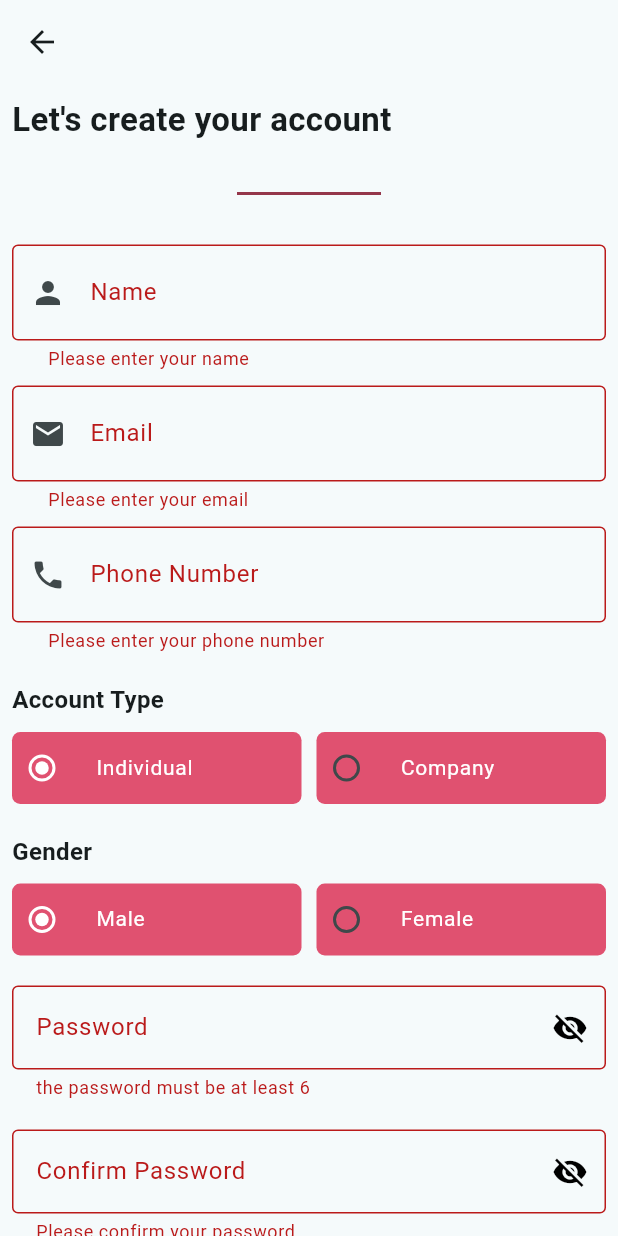
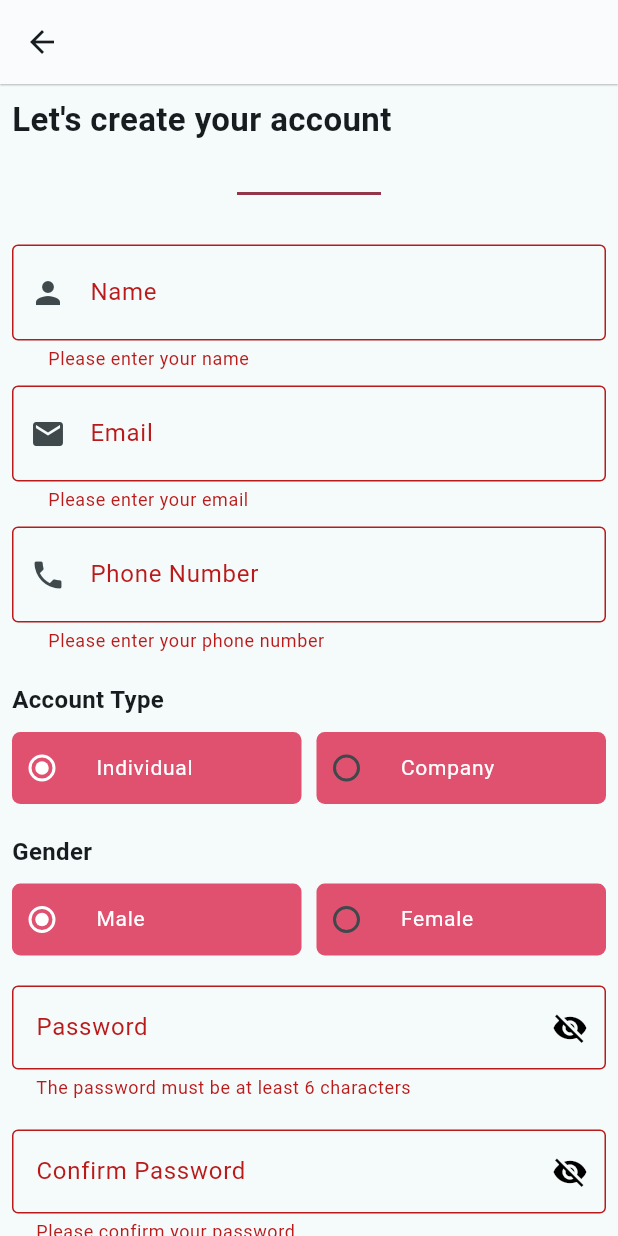
Before and after one commit to Amortization-Calculator/amortization-calculator-app, a Flutter app: the RegisterScreen screen opened directly, after a tap on "Register", on a phone screen of 412 x 824 dp. Run offline on Flutter 3.47's test engine with Material 3 defaults, Android fonts, the phone set to English and light mode, and no system bars; our stand-ins replace connectivity_plus, get, share_plus; missing offline and left inert: open_file_plus.

Commit message:
update register screen

```diff
--- a/lib/screens/auth/register_screen.dart
+++ b/lib/screens/auth/register_screen.dart
@@ -1,11 +1,8 @@
 import 'package:flutter/material.dart';
 import 'package:get/get.dart';
 import '../../controller/register_controller.dart';
+import '../../enums.dart';
 import '../../widgets/text_form_widget.dart';
-
-enum IndividualCompanyEnum { Individual, Company }
-
-enum GenderEnum { Male, Female }
 
 class RegisterScreen extends StatefulWidget {
   const RegisterScreen({super.key});
@@ -36,6 +33,7 @@ class _RegisterScreenState extends State<RegisterScreen> {
 
   bool _obscurePassText = true;
   bool _obscureConfirmPassText = true;
+  bool _isLoading = false;
 
   @override
   void dispose() {
@@ -53,12 +51,18 @@ class _RegisterScreenState extends State<RegisterScreen> {
 
   @override
   Widget build(BuildContext context) {
-    return Scaffold(
+    return WillPopScope(
+      onWillPop: _isLoading ? () async => false : () async => true,
+      child: Scaffold(
         appBar: AppBar(
           scrolledUnderElevation: 0.0,
+          backgroundColor: Colors.white,
+          elevation: 0.5,
           shadowColor: Colors.black,
         ),
-      body: SingleChildScrollView(
+        body: Stack(
+          children: [
+            SingleChildScrollView(
               child: Padding(
                 padding: const EdgeInsets.all(8.0),
                 child: Column(
@@ -82,6 +86,8 @@ class _RegisterScreenState extends State<RegisterScreen> {
                     SizedBox(height: 24.0),
                     Form(
                       key: _formKey,
+                      child: AbsorbPointer(
+                        absorbing: _isLoading,
                         child: Column(
                           crossAxisAlignment: CrossAxisAlignment.start,
                           children: [
@@ -147,8 +153,8 @@ class _RegisterScreenState extends State<RegisterScreen> {
                             SizedBox(height: 10),
                             Text(
                               'Account Type',
-                      style:
-                          TextStyle(fontSize: 16, fontWeight: FontWeight.bold),
+                              style: TextStyle(
+                                  fontSize: 16, fontWeight: FontWeight.bold),
                             ),
                             SizedBox(height: 10),
                             Row(
@@ -157,7 +163,7 @@ class _RegisterScreenState extends State<RegisterScreen> {
                                   child: _buildRadioTile(
                                     value: IndividualCompanyEnum.Individual,
                                     groupValue: _individualCompanyEnum,
-                            title: IndividualCompanyEnum.Individual.name,
+                                    title: 'Individual',
                                   ),
                                 ),
                                 SizedBox(width: 10),
@@ -165,7 +171,7 @@ class _RegisterScreenState extends State<RegisterScreen> {
                                   child: _buildRadioTile(
                                     value: IndividualCompanyEnum.Company,
                                     groupValue: _individualCompanyEnum,
-                            title: IndividualCompanyEnum.Company.name,
+                                    title: 'Company',
                                   ),
                                 ),
                               ],
@@ -173,8 +179,8 @@ class _RegisterScreenState extends State<RegisterScreen> {
                             SizedBox(height: 20),
                             Text(
                               'Gender',
-                      style:
-                          TextStyle(fontSize: 16, fontWeight: FontWeight.bold),
+                              style: TextStyle(
+                                  fontSize: 16, fontWeight: FontWeight.bold),
                             ),
                             SizedBox(height: 10),
                             Row(
@@ -205,7 +211,7 @@ class _RegisterScreenState extends State<RegisterScreen> {
                               controller: _passwordTextController,
                               validator: (value) {
                                 if (value == null || value.length < 6) {
-                          return 'the password must be at least 6 ';
+                                  return 'The password must be at least 6 characters';
                                 }
                                 return null;
                               },
@@ -272,48 +278,71 @@ class _RegisterScreenState extends State<RegisterScreen> {
                             SizedBox(height: 20),
                             Center(
                               child: ElevatedButton(
-                        onPressed: () {
-                            print('presed');
-                            _register();
-                        },
+                                onPressed: _isLoading ? null : _register,
                                 style: ElevatedButton.styleFrom(
-                          backgroundColor: Color(0xFF94364a), // Button color
-                          minimumSize: Size(
-                              double.infinity, 50), // Make button full-width
+                                  backgroundColor: _isLoading
+                                      ? Colors.grey
+                                      : Color(0xFF94364a),
+                                  minimumSize: Size(double.infinity, 50),
                                 ),
                                 child: Text(
                                   'Register',
-                          style: TextStyle(fontSize: 16, color: Colors.white),
+                                  style: TextStyle(
+                                      fontSize: 16, color: Colors.white),
                                 ),
                               ),
                             ),
                           ],
                         ),
                       ),
+                    ),
                   ],
                 ),
+              ),
+            ),
+            if (_isLoading)
+              Container(
+                color: Colors.black54,
+                child: Center(
+                  child: CircularProgressIndicator(),
+                ),
+              ),
+          ],
         ),
       ),
     );
   }
 
-  void _register() {
+  void _register() async {
     if (_formKey.currentState!.validate()) {
-      _registerController.registerUser(
+      setState(() {
+        _isLoading = true;
+      });
+      try {
+        await _registerController.registerUser(
           firstName: 'omdaar',
-        lastName: 'kenafadwi', // Add the respective controllers for these fields
+          lastName: 'kenafadwi',
           userName: nameController.text,
           email: emailController.text,
           password: _passwordTextController.text,
           phoneNumber: phoneController.text,
-        gender: _genderEnum==GenderEnum.Male?'MALE':'FEMALE',
+          gender: _genderEnum == GenderEnum.Male ? 'MALE' : 'FEMALE',
           userType: _individualCompanyEnum == IndividualCompanyEnum.Individual
               ? 'INDIVIDUAL'
               : 'COMPANY',
         );
+
+        // Handle successful registration (e.g., navigate to another screen)
+      } catch (error) {
+        // Handle registration error
+        print('Registration failed: $error');
+      } finally {
+        setState(() {
+          _isLoading = false;
+        });
       }
     }
-
+  }
   Widget _buildRadioTile({
     required IndividualCompanyEnum value,
     required IndividualCompanyEnum? groupValue,
@@ -335,9 +364,11 @@ class _RegisterScreenState extends State<RegisterScreen> {
       ),
       groupValue: groupValue,
       onChanged: (IndividualCompanyEnum? value) {
+        if (!_isLoading) {
           setState(() {
             _individualCompanyEnum = value;
           });
+        }
       },
     );
   }
@@ -363,9 +394,11 @@ class _RegisterScreenState extends State<RegisterScreen> {
       ),
       groupValue: groupValue,
       onChanged: (GenderEnum? value) {
+        if (!_isLoading) {
           setState(() {
             _genderEnum = value;
           });
+        }
       },
     );
   }
```
Lines whose indentation alone changed are shown as unchanged.
